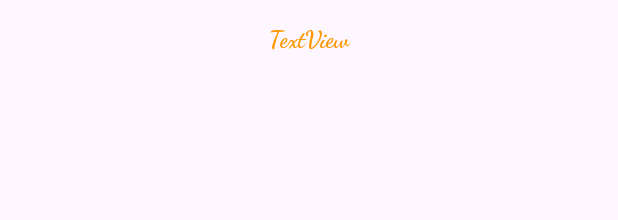
After one commit to Paulalemany/Moviles, an Android app: the layout activity_display_message.xml on its own in the app's theme, with its tools: preview values and no code run, on a phone screen of 412 x 824 dp. The commit adds this screen. Shown: the top 220 px of the screen. Run offline under Robolectric (Android 15) with nearby library versions, the phone set to English and light mode, and no system bars.

Commit message:
Vale ahora diria que si esta bien puesto

```diff
--- a/CuacApp/app/src/main/AndroidManifest.xml
+++ b/CuacApp/app/src/main/AndroidManifest.xml
@@ -12,6 +12,9 @@
         android:supportsRtl="true"
         android:theme="@style/Theme.CuacApp">
         <activity
+            android:name=".DisplayMessageActivity"
+            android:exported="false" />
+        <activity
             android:name=".MainActivity"
             android:exported="true">
             <intent-filter>
--- /dev/null
+++ b/CuacApp/app/src/main/res/layout/activity_display_message.xml
@@ -0,0 +1,24 @@
+<?xml version="1.0" encoding="utf-8"?>
+<androidx.constraintlayout.widget.ConstraintLayout xmlns:android="http://schemas.android.com/apk/res/android"
+    xmlns:app="http://schemas.android.com/apk/res-auto"
+    xmlns:tools="http://schemas.android.com/tools"
+    android:id="@+id/main"
+    android:layout_width="match_parent"
+    android:layout_height="match_parent"
+    tools:context=".DisplayMessageActivity">
+
+    <TextView
+        android:id="@+id/textView"
+        android:layout_width="wrap_content"
+        android:layout_height="wrap_content"
+        android:layout_marginTop="16dp"
+        android:fontFamily="cursive"
+        android:text="TextView"
+        android:textColor="#FF9800"
+        android:textSize="16sp"
+        android:textStyle="bold"
+        android:typeface="monospace"
+        app:layout_constraintEnd_toEndOf="parent"
+        app:layout_constraintStart_toStartOf="parent"
+        app:layout_constraintTop_toTopOf="parent" />
+</androidx.constraintlayout.widget.ConstraintLayout>
--- a/CuacApp/app/src/main/res/layout/activity_main.xml
+++ b/CuacApp/app/src/main/res/layout/activity_main.xml
@@ -27,6 +27,7 @@
         android:layout_width="91dp"
         android:layout_height="55dp"
         android:layout_marginEnd="16dp"
+        android:onClick="sendMesagge"
         android:text="@string/button_send"
         app:layout_constraintBaseline_toBaselineOf="@+id/editTextText"
         app:layout_constraintEnd_toEndOf="parent"
```
Also changed, not shown: CuacApp/app/src/main/java/com/example/cuacapp/DisplayMessageActivity.java (added, +34 -0 lines), CuacApp/app/src/main/java/com/example/cuacapp/MainActivity.java (+14 -3 lines).
